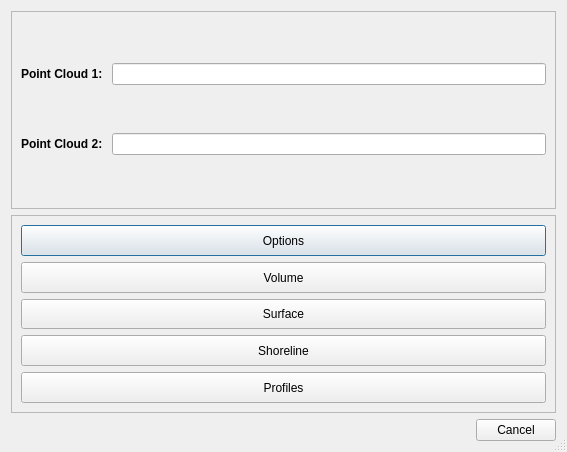
Before: the Qt Designer form plugins/qCMAT/ui/dlg.ui in SuzanaLucia/qCMAT, drawn with Qt 5.
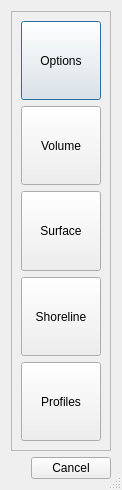
After: the same form once the commit is applied.

Diff of the .ui file:
```diff
--- a/plugins/qCMAT/ui/dlg.ui
+++ b/plugins/qCMAT/ui/dlg.ui
@@ -6,8 +6,8 @@
    <rect>
     <x>0</x>
     <y>0</y>
-    <width>567</width>
-    <height>452</height>
+    <width>118</width>
+    <height>490</height>
    </rect>
   </property>
   <property name="windowTitle">
@@ -16,73 +16,8 @@
   <property name="sizeGripEnabled">
    <bool>true</bool>
   </property>
-  <layout class="QVBoxLayout" name="verticalLayout_2">
-   <item>
-    <widget class="QFrame" name="pointCloudframe">
-     <property name="frameShape">
-      <enum>QFrame::StyledPanel</enum>
-     </property>
-     <property name="frameShadow">
-      <enum>QFrame::Sunken</enum>
-     </property>
-     <layout class="QHBoxLayout" name="horizontalLayout_3">
-      <item>
-       <layout class="QVBoxLayout" name="verticalLayout">
-        <item>
-         <layout class="QHBoxLayout" name="horizontalLayout">
-          <item>
-           <widget class="QLabel" name="label1">
-            <property name="font">
-             <font>
-              <weight>75</weight>
-              <bold>true</bold>
-             </font>
-            </property>
-            <property name="text">
-             <string>Point Cloud 1: </string>
-            </property>
-           </widget>
-          </item>
-          <item>
-           <widget class="QLineEdit" name="pointCloudPath1">
-            <property name="readOnly">
-             <bool>true</bool>
-            </property>
-           </widget>
-          </item>
-         </layout>
-        </item>
-        <item>
-         <layout class="QHBoxLayout" name="horizontalLayout_2">
-          <item>
-           <widget class="QLabel" name="label2">
-            <property name="font">
-             <font>
-              <weight>75</weight>
-              <bold>true</bold>
-              <underline>false</underline>
-             </font>
-            </property>
-            <property name="text">
-             <string>Point Cloud 2: </string>
-            </property>
-           </widget>
-          </item>
-          <item>
-           <widget class="QLineEdit" name="pointCloudPath2">
-            <property name="readOnly">
-             <bool>true</bool>
-            </property>
-           </widget>
-          </item>
-         </layout>
-        </item>
-       </layout>
-      </item>
-     </layout>
-    </widget>
-   </item>
-   <item>
+  <layout class="QGridLayout" name="gridLayout">
+   <item row="0" column="0">
     <widget class="QFrame" name="frame">
      <property name="frameShape">
       <enum>QFrame::StyledPanel</enum>
@@ -174,7 +109,7 @@
      </layout>
     </widget>
    </item>
-   <item>
+   <item row="1" column="0">
     <widget class="QDialogButtonBox" name="cancelButton">
      <property name="standardButtons">
       <set>QDialogButtonBox::Cancel</set>
```
